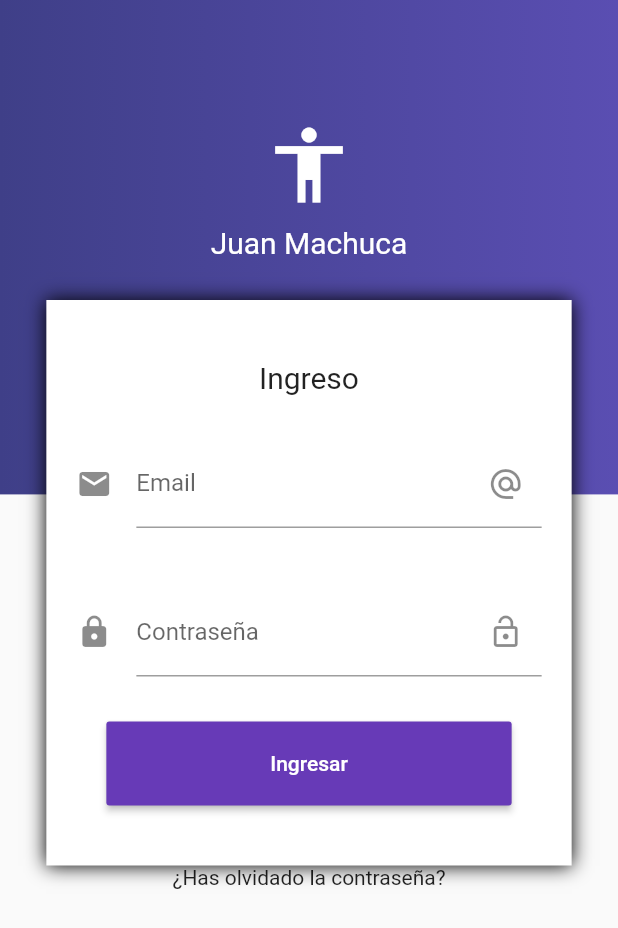
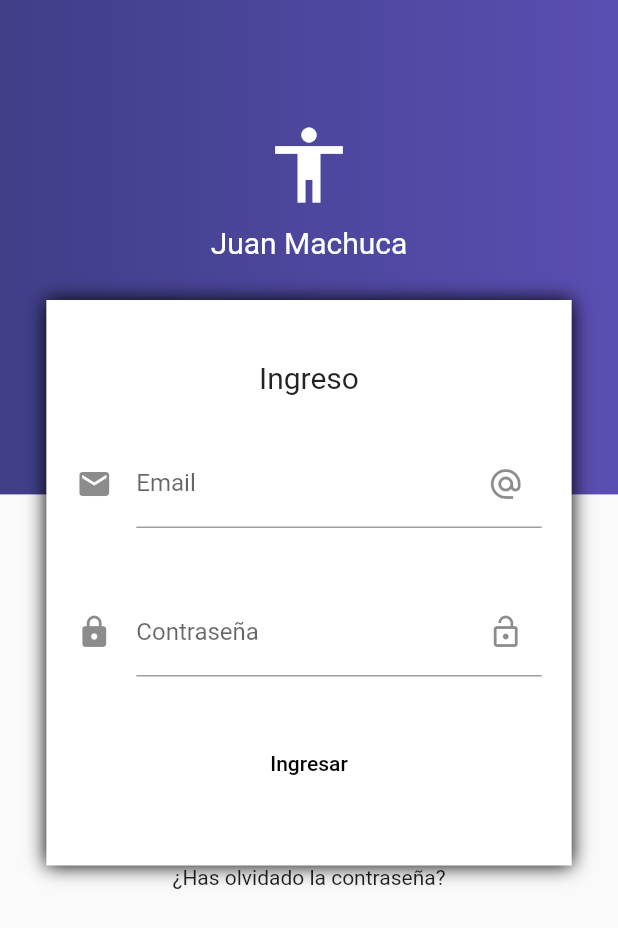
Before and after one commit to juanmachuca95/CRUD_flutter, a Flutter app: the screen it shows after launch, on a phone screen of 412 x 824 dp. Shown: the top 928 px of the screen. Run offline on Flutter 3.47's test engine with Material 2 defaults, Android fonts, the phone set to English and light mode, and no system bars; our stand-ins replace rxdart.

Commit message:
Validation combinada RxDart

```diff
--- a/lib/src/bloc/login_block.dart
+++ b/lib/src/bloc/login_block.dart
@@ -1,15 +1,24 @@
 import 'dart:async';
-
 import 'package:fluttercrud/src/bloc/validators.dart';
+import 'package:rxdart/rxdart.dart';
+import 'package:rxdart/subjects.dart';
 
 class LoginBloc with Validators{ // Aplicando Mixins para utilizar la validacion del componente Validator
 
+  /*
   final _emailController = new StreamController<String>.broadcast();
   final _passwordController = new StreamController<String>.broadcast();
+  */
+
+  final _emailController = new BehaviorSubject<String>();
+  final _passwordController = new BehaviorSubject<String>();
 
   // Recurar los datos del Stream
   Stream<String> get emailStream => _emailController.stream.transform( validarEmail );
   Stream<String> get passwordStream => _passwordController.stream.transform( validarPassword );
+
+  Stream<bool> get formValidStream =>
+    Rx.combineLatest2(emailStream, passwordStream, (e, p) => true);
 
   // Insertar datos al Stream
   Function(String) get emailChange => _emailController.sink.add;
--- a/lib/src/pages/login_page.dart
+++ b/lib/src/pages/login_page.dart
@@ -94,7 +94,7 @@ class _LoginPageState extends State<LoginPage> {
                 SizedBox( height: 20.0 ),
                 _crearPassword( bloc ),
                 SizedBox( height: 20.0 ),
-                _crearButton()
+                _crearButton( bloc )
               ],
             ),
           )
@@ -153,22 +153,24 @@ class _LoginPageState extends State<LoginPage> {
         );
       },
     );
-
   }
 
 
-  Widget _crearButton(){
-
+  Widget _crearButton( bloc ){
+    return StreamBuilder(
+        stream: bloc.formValidStream,
+        builder: ( BuildContext context, AsyncSnapshot snapshot){
           return Container(
             padding: EdgeInsets.symmetric( horizontal: 40.0 ),
             child: MaterialButton(
               minWidth: double.infinity,
-        onPressed: (){},
               padding: EdgeInsets.all( 20.0 ),
-        color: Colors.deepPurple,
-        child: Text('Ingresar', style: TextStyle( color: Colors.white ))
+              color: Colors.blue,
+              child: Text('Ingresar', style: TextStyle( color: Colors.black )),
+              onPressed: (!snapshot.hasData) ? null: (){},
             ),
           );
-
+        },
+    );
   }
 }
--- a/pubspec.yaml
+++ b/pubspec.yaml
@@ -28,6 +28,7 @@ dependencies:
   # The following adds the Cupertino Icons font to your application.
   # Use with the CupertinoIcons class for iOS style icons.
   cupertino_icons: ^1.0.2
+  rxdart: ^0.26.0
 
 dev_dependencies:
   flutter_test:
```
Also changed, not shown: pubspec.lock. Lines whose indentation alone changed are shown as unchanged.
